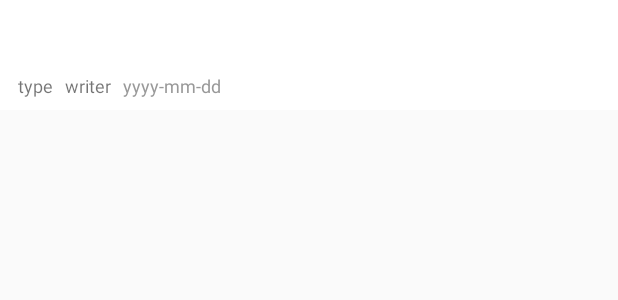
After one commit to Benjamin0326/capstone, an Android app: the layout item_board_list.xml on its own in the app's theme, with its tools: preview values and no code run, on a phone screen of 412 x 824 dp. The commit adds this screen. Shown: the top 300 px of the screen. Run offline under Robolectric (Android 15) with nearby library versions, the phone set to English and light mode, and no system bars.

Commit message:
add board detail

```diff
--- a/app/src/main/AndroidManifest.xml
+++ b/app/src/main/AndroidManifest.xml
@@ -19,6 +19,7 @@
             </intent-filter>
         </activity>
         <activity android:name=".layer.community.main.CommunityBoardActivity"/>
+        <activity android:name=".layer.community.detail.BoardDetailActivity"/>
 
     </application>
 
--- a/app/src/main/java/com/android/capstone/yolo/adapter/BoardListAdapter.java
+++ b/app/src/main/java/com/android/capstone/yolo/adapter/BoardListAdapter.java
@@ -16,8 +16,7 @@ public class BoardListAdapter extends BaseAdapter{
     private static BoardListAdapter instance;
     private List<BoardList> lists;
     private Context context;
-    private static final SimpleDateFormat FORMAT =
-            new SimpleDateFormat("yyyy-MM-dd hh:mm");
+    private SimpleDateFormat FORMAT = new SimpleDateFormat("yyyy-MM-dd hh:mm");
 
     public BoardListAdapter(Context context){
         BoardListAdapter.instance = this;
--- a/app/src/main/java/com/android/capstone/yolo/model/CommunityList.java
+++ b/app/src/main/java/com/android/capstone/yolo/model/CommunityList.java
@@ -1,7 +1,7 @@
 package com.android.capstone.yolo.model;
 
 public class CommunityList {
-    public int id;
+    public long id;
     public String title;
     public String sub;
     public String path;
@@ -34,7 +34,7 @@ public class CommunityList {
         this.id = id;
     }
 
-    public int getId() {
+    public long getId() {
         return id;
     }
 }
--- /dev/null
+++ b/app/src/main/res/drawable-xxhdpi/drawable_post_button.xml
@@ -0,0 +1,5 @@
+<?xml version="1.0" encoding="utf-8"?>
+<shape xmlns:android="http://schemas.android.com/apk/res/android">
+    <solid android:color="#FFFFFF" />
+    <corners android:radius="4dp" />
+</shape>
--- /dev/null
+++ b/app/src/main/res/layout/item_board_list.xml
@@ -0,0 +1,67 @@
+<?xml version="1.0" encoding="utf-8"?>
+<LinearLayout xmlns:android="http://schemas.android.com/apk/res/android"
+    android:layout_width="match_parent"
+    android:layout_height="wrap_content"
+    android:background="@android:color/white"
+    android:paddingTop="@dimen/com_list_paddingUpdown"
+    android:paddingBottom="@dimen/com_list_paddingUpdown"
+    android:paddingLeft="@dimen/com_list_paddingSide"
+    android:paddingRight="@dimen/com_list_paddingSide"
+    android:orientation="horizontal">
+
+    <LinearLayout
+        android:layout_width="match_parent" android:layout_height="wrap_content"
+        android:layout_gravity="center_vertical"
+        android:orientation="vertical">
+
+        <TextView
+            android:id="@+id/board_title"
+            android:layout_width="wrap_content" android:layout_height="wrap_content"
+            android:textSize="24dp"
+            android:singleLine="true"
+            android:textColor="#222"/>
+
+        <Space android:layout_width="match_parent" android:layout_height="8dp" />
+
+        <LinearLayout
+            android:layout_width="match_parent"
+            android:layout_height="match_parent"
+            android:orientation="horizontal">
+
+            <TextView
+                android:layout_width="wrap_content"
+                android:layout_height="wrap_content"
+                android:text="type"
+                android:id="@+id/board_type"
+                android:textSize="12dp"/>
+
+            <android.support.v4.widget.Space
+                android:layout_width="8dp"
+                android:layout_height="wrap_content"
+                android:layout_gravity="center"/>
+
+            <TextView
+                android:layout_width="wrap_content"
+                android:layout_height="wrap_content"
+                android:text="writer"
+                android:id="@+id/board_writer"
+                android:textSize="12dp"/>
+
+            <android.support.v4.widget.Space
+                android:layout_width="8dp"
+                android:layout_height="wrap_content"
+                android:layout_gravity="center"/>
+
+            <TextView
+                android:id="@+id/board_date"
+                android:layout_width="wrap_content"
+                android:layout_height="wrap_content"
+                android:text="yyyy-mm-dd"
+                android:textSize="12dp"
+                android:textColor="#999"/>
+
+        </LinearLayout>
+
+    </LinearLayout>
+
+</LinearLayout>
```
Also changed, not shown: app/src/main/java/com/android/capstone/yolo/layer/community/detail/BoardDetailActivity.java (+74 -11 lines), app/src/main/java/com/android/capstone/yolo/layer/community/main/CommunityBoardActivity.java (+7 -2 lines), app/src/main/java/com/android/capstone/yolo/model/Post.java (added, +67 -0 lines), app/src/main/java/com/android/capstone/yolo/scenario/scenario.java (+25 -1 lines), app/src/main/java/com/android/capstone/yolo/service/CommunityService.java (added, +24 -0 lines), app/src/main/res/layout/activity_board_detail.xml (added, +84 -0 lines), app/src/main/res/layout/activity_community_board.xml (added, +28 -0 lines), app/src/main/res/drawable-xxhdpi/postbutton.png (added), app/src/main/res/layout/item_community_list.xml (renamed from app/src/main/res/layout/item_com_list.xml).
